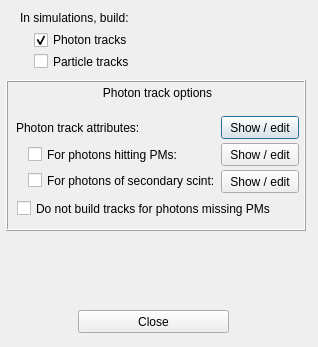
This is src/gui/MainWindowTools/atrackdrawdialog.ui in andrmor/ANTS2 as Qt 5 draws it before an edit. The edited form follows.
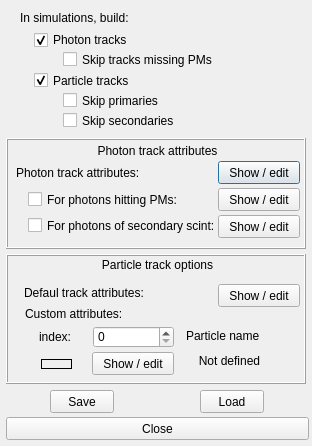
This is the edited form.

The edit to the form file:
```diff
--- a/src/gui/MainWindowTools/atrackdrawdialog.ui
+++ b/src/gui/MainWindowTools/atrackdrawdialog.ui
@@ -6,8 +6,8 @@
    <rect>
     <x>0</x>
     <y>0</y>
-    <width>318</width>
-    <height>347</height>
+    <width>312</width>
+    <height>446</height>
    </rect>
   </property>
   <property name="windowTitle">
@@ -17,9 +17,9 @@
    <property name="geometry">
     <rect>
      <x>6</x>
-     <y>80</y>
+     <y>138</y>
      <width>300</width>
-     <height>151</height>
+     <height>111</height>
     </rect>
    </property>
    <property name="sizePolicy">
@@ -38,7 +38,7 @@
     <property name="geometry">
      <rect>
       <x>10</x>
-      <y>40</y>
+      <y>27</y>
       <width>198</width>
       <height>16</height>
      </rect>
@@ -50,9 +50,9 @@
    <widget class="QPushButton" name="pbPhotons_norm">
     <property name="geometry">
      <rect>
-      <x>215</x>
-      <y>36</y>
-      <width>78</width>
+      <x>212</x>
+      <y>23</y>
+      <width>82</width>
       <height>23</height>
      </rect>
     </property>
@@ -63,9 +63,9 @@
    <widget class="QPushButton" name="pbPhotons_PM">
     <property name="geometry">
      <rect>
-      <x>215</x>
-      <y>63</y>
-      <width>78</width>
+      <x>212</x>
+      <y>50</y>
+      <width>82</width>
       <height>23</height>
      </rect>
     </property>
@@ -76,9 +76,9 @@
    <widget class="QPushButton" name="pbPhotons_sec">
     <property name="geometry">
      <rect>
-      <x>215</x>
-      <y>90</y>
-      <width>78</width>
+      <x>212</x>
+      <y>77</y>
+      <width>82</width>
       <height>23</height>
      </rect>
     </property>
@@ -86,24 +86,11 @@
      <string>Show / edit</string>
     </property>
    </widget>
-   <widget class="QCheckBox" name="cbSkipPhotonsMissingPMs">
-    <property name="geometry">
-     <rect>
-      <x>11</x>
-      <y>120</y>
-      <width>283</width>
-      <height>17</height>
-     </rect>
-    </property>
-    <property name="text">
-     <string>Do not build tracks for photons missing PMs</string>
-    </property>
-   </widget>
    <widget class="QCheckBox" name="cbSpecialRule_hitPM">
     <property name="geometry">
      <rect>
       <x>22</x>
-      <y>66</y>
+      <y>53</y>
       <width>191</width>
       <height>17</height>
      </rect>
@@ -116,7 +103,7 @@
     <property name="geometry">
      <rect>
       <x>22</x>
-      <y>92</y>
+      <y>79</y>
       <width>191</width>
       <height>17</height>
      </rect>
@@ -135,7 +122,7 @@
      </rect>
     </property>
     <property name="text">
-     <string>Photon track options</string>
+     <string>Photon track attributes</string>
     </property>
     <property name="alignment">
      <set>Qt::AlignCenter</set>
@@ -145,9 +132,9 @@
   <widget class="QPushButton" name="pbClose">
    <property name="geometry">
     <rect>
-     <x>78</x>
-     <y>310</y>
-     <width>151</width>
+     <x>6</x>
+     <y>417</y>
+     <width>303</width>
      <height>23</height>
     </rect>
    </property>
@@ -181,7 +168,7 @@
    <property name="geometry">
     <rect>
      <x>34</x>
-     <y>53</y>
+     <y>72</y>
      <width>141</width>
      <height>17</height>
     </rect>
@@ -195,6 +182,9 @@
    <property name="text">
     <string>Particle tracks</string>
    </property>
+   <property name="checked">
+    <bool>true</bool>
+   </property>
   </widget>
   <widget class="QLabel" name="label">
    <property name="geometry">
@@ -215,6 +205,260 @@
     <string>In simulations, build:</string>
    </property>
   </widget>
+  <widget class="QFrame" name="frame">
+   <property name="geometry">
+    <rect>
+     <x>6</x>
+     <y>254</y>
+     <width>300</width>
+     <height>130</height>
+    </rect>
+   </property>
+   <property name="frameShape">
+    <enum>QFrame::Box</enum>
+   </property>
+   <property name="frameShadow">
+    <enum>QFrame::Raised</enum>
+   </property>
+   <widget class="QLabel" name="label_3">
+    <property name="geometry">
+     <rect>
+      <x>6</x>
+      <y>1</y>
+      <width>291</width>
+      <height>20</height>
+     </rect>
+    </property>
+    <property name="text">
+     <string>Particle track options</string>
+    </property>
+    <property name="alignment">
+     <set>Qt::AlignCenter</set>
+    </property>
+   </widget>
+   <widget class="QLabel" name="label_4">
+    <property name="geometry">
+     <rect>
+      <x>18</x>
+      <y>31</y>
+      <width>191</width>
+      <height>16</height>
+     </rect>
+    </property>
+    <property name="text">
+     <string>Defaul track attributes:</string>
+    </property>
+   </widget>
+   <widget class="QPushButton" name="pbDefaultParticleAtt">
+    <property name="geometry">
+     <rect>
+      <x>212</x>
+      <y>30</y>
+      <width>82</width>
+      <height>23</height>
+     </rect>
+    </property>
+    <property name="toolTip">
+     <string>Default width and style for particle tracks. 
+The selected color is used for particles with index &gt; max in defaultColors and custom particles</string>
+    </property>
+    <property name="text">
+     <string>Show / edit</string>
+    </property>
+   </widget>
+   <widget class="QSpinBox" name="sbParticle">
+    <property name="geometry">
+     <rect>
+      <x>87</x>
+      <y>72</y>
+      <width>81</width>
+      <height>22</height>
+     </rect>
+    </property>
+   </widget>
+   <widget class="QLabel" name="label_6">
+    <property name="geometry">
+     <rect>
+      <x>19</x>
+      <y>52</y>
+      <width>171</width>
+      <height>16</height>
+     </rect>
+    </property>
+    <property name="text">
+     <string>Custom attributes:</string>
+    </property>
+   </widget>
+   <widget class="QLabel" name="label_7">
+    <property name="geometry">
+     <rect>
+      <x>33</x>
+      <y>76</y>
+      <width>50</width>
+      <height>13</height>
+     </rect>
+    </property>
+    <property name="text">
+     <string>index:</string>
+    </property>
+   </widget>
+   <widget class="QLabel" name="labParticleName">
+    <property name="geometry">
+     <rect>
+      <x>180</x>
+      <y>75</y>
+      <width>110</width>
+      <height>13</height>
+     </rect>
+    </property>
+    <property name="text">
+     <string>Particle name</string>
+    </property>
+   </widget>
+   <widget class="QFrame" name="frCustom">
+    <property name="geometry">
+     <rect>
+      <x>35</x>
+      <y>105</y>
+      <width>31</width>
+      <height>10</height>
+     </rect>
+    </property>
+    <property name="frameShape">
+     <enum>QFrame::Box</enum>
+    </property>
+    <property name="frameShadow">
+     <enum>QFrame::Plain</enum>
+    </property>
+   </widget>
+   <widget class="QPushButton" name="pbEditCustom">
+    <property name="geometry">
+     <rect>
+      <x>86</x>
+      <y>98</y>
+      <width>82</width>
+      <height>23</height>
+     </rect>
+    </property>
+    <property name="text">
+     <string>Show / edit</string>
+    </property>
+   </widget>
+   <widget class="QStackedWidget" name="swCustomParticle">
+    <property name="geometry">
+     <rect>
+      <x>170</x>
+      <y>97</y>
+      <width>120</width>
+      <height>26</height>
+     </rect>
+    </property>
+    <property name="frameShape">
+     <enum>QFrame::NoFrame</enum>
+    </property>
+    <property name="currentIndex">
+     <number>0</number>
+    </property>
+    <widget class="QWidget" name="page">
+     <widget class="QLabel" name="label_9">
+      <property name="geometry">
+       <rect>
+        <x>3</x>
+        <y>2</y>
+        <width>101</width>
+        <height>16</height>
+       </rect>
+      </property>
+      <property name="text">
+       <string>Not defined</string>
+      </property>
+      <property name="alignment">
+       <set>Qt::AlignCenter</set>
+      </property>
+     </widget>
+    </widget>
+    <widget class="QWidget" name="page_2">
+     <widget class="QPushButton" name="pbCustomDelete">
+      <property name="geometry">
+       <rect>
+        <x>44</x>
+        <y>0</y>
+        <width>31</width>
+        <height>23</height>
+       </rect>
+      </property>
+      <property name="text">
+       <string>X</string>
+      </property>
+     </widget>
+    </widget>
+   </widget>
+  </widget>
+  <widget class="QCheckBox" name="cbSkipPhotonsMissingPMs">
+   <property name="geometry">
+    <rect>
+     <x>63</x>
+     <y>51</y>
+     <width>283</width>
+     <height>17</height>
+    </rect>
+   </property>
+   <property name="text">
+    <string>Skip tracks missing PMs</string>
+   </property>
+  </widget>
+  <widget class="QCheckBox" name="cbSkipSecondaries">
+   <property name="geometry">
+    <rect>
+     <x>63</x>
+     <y>112</y>
+     <width>251</width>
+     <height>17</height>
+    </rect>
+   </property>
+   <property name="text">
+    <string>Skip secondaries</string>
+   </property>
+  </widget>
+  <widget class="QCheckBox" name="cbSkipPrimaries">
+   <property name="geometry">
+    <rect>
+     <x>63</x>
+     <y>92</y>
+     <width>251</width>
+     <height>17</height>
+    </rect>
+   </property>
+   <property name="text">
+    <string>Skip primaries</string>
+   </property>
+  </widget>
+  <widget class="QPushButton" name="pbSave">
+   <property name="geometry">
+    <rect>
+     <x>50</x>
+     <y>390</y>
+     <width>64</width>
+     <height>23</height>
+    </rect>
+   </property>
+   <property name="text">
+    <string>Save</string>
+   </property>
+  </widget>
+  <widget class="QPushButton" name="pbLoad">
+   <property name="geometry">
+    <rect>
+     <x>200</x>
+     <y>390</y>
+     <width>64</width>
+     <height>23</height>
+    </rect>
+   </property>
+   <property name="text">
+    <string>Load</string>
+   </property>
+  </widget>
  </widget>
  <tabstops>
   <tabstop>pbPhotons_norm</tabstop>
```
Left out of the diff: 42 changed lines with no effect on the pictures.
